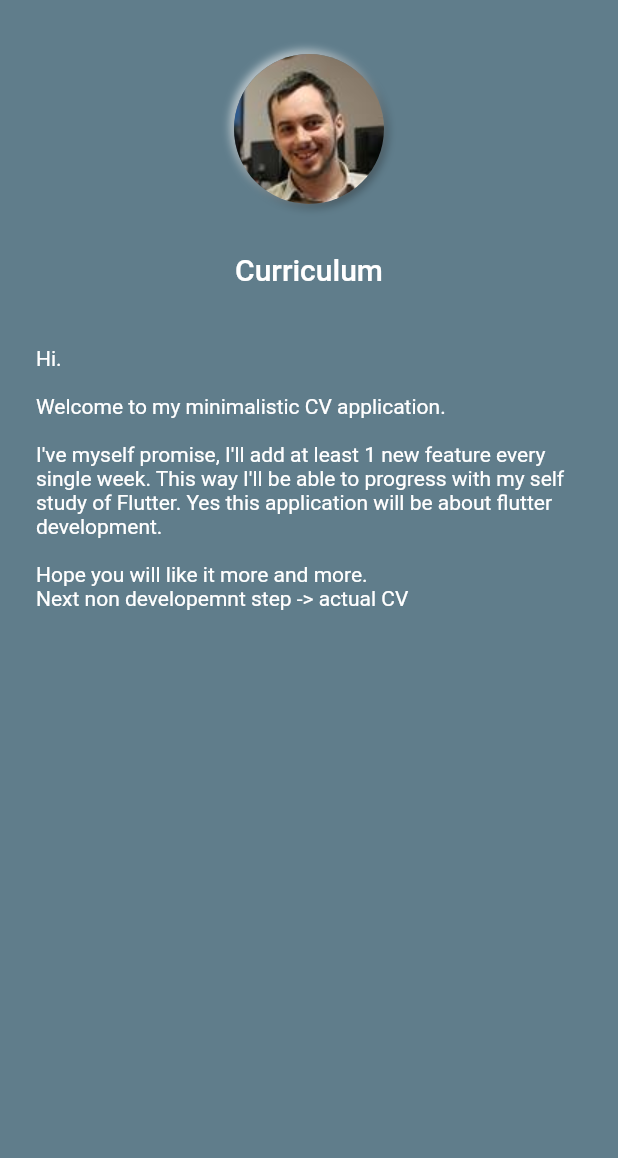
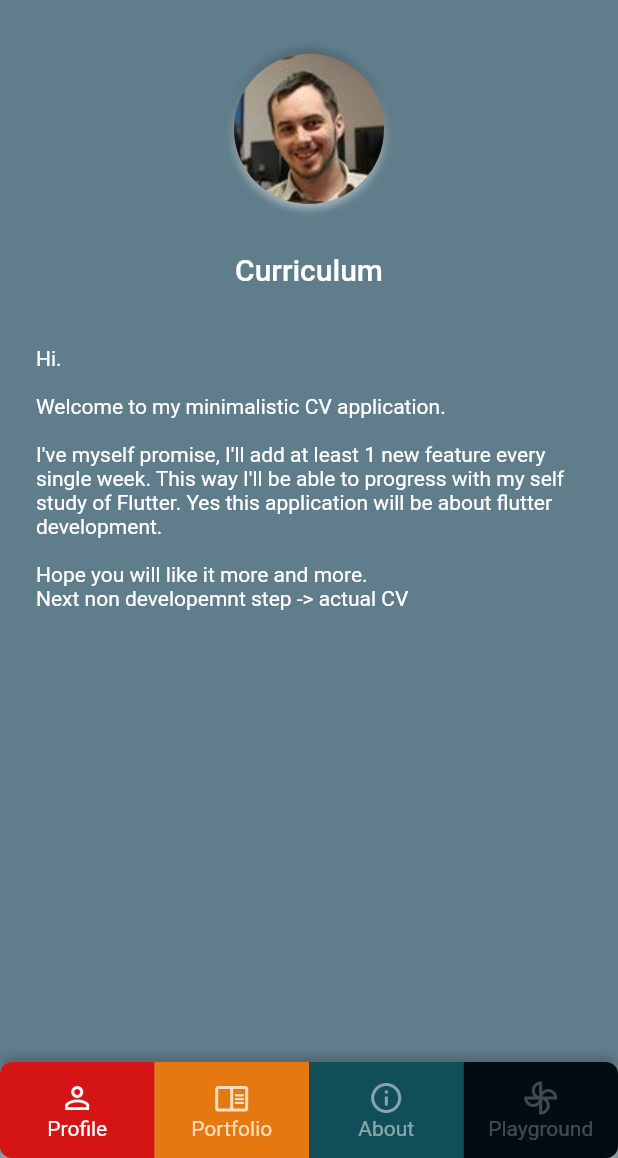
Before and after one commit to MikeGreat/cv, a Flutter app: the screen it shows after launch, on a phone screen of 412 x 824 dp, the part 78-1236 px from its top. Run offline on Flutter 3.47's test engine with Material 2 defaults, Android fonts, the light colour scheme and no system bars; drawn by our look-alikes of flutter_neumorphic; our stand-ins replace google_fonts, transparent_image; Roboto replaces fonts that are missing (Magra); statements that could not run were skipped.

Commit message:
Day 2 - Bottom navigation init
Initialized colorful bottom navigation inspired from dribbble

```diff
--- a/lib/ui/page/landing.dart
+++ b/lib/ui/page/landing.dart
@@ -1,4 +1,5 @@
 import 'package:cv/consts/hero.dart';
+import 'package:cv/ui/widget/colorful_bottom_navigation.dart';
 import 'package:cv/ui/widget/text_logo.dart';
 import 'package:flutter/material.dart';
 import 'package:flutter_neumorphic/flutter_neumorphic.dart';
@@ -9,6 +10,22 @@ class LandingPage extends StatelessWidget {
   @override
   Widget build(BuildContext context) {
     return Scaffold(
+      bottomNavigationBar: Neumorphic(
+        style: NeumorphicStyle(
+            shape: NeumorphicShape.flat,
+            color: Theme.of(context).backgroundColor,
+            lightSource: LightSource.bottom,
+            depth: 4.0),
+        boxShape: NeumorphicBoxShape.roundRect(),
+        child: ColorfulBottomNavigation(
+          children: [
+            ColorfulBottomNavigationItem(image: AssetImage('assets/images/ic_account_outline_white.png'), text: 'Profile', color: Color(0xFFD51515)),
+            ColorfulBottomNavigationItem(image: AssetImage('assets/images/ic_book_open_outline_white.png'), text: 'Portfolio', color: Color(0xFFE57910)),
+            ColorfulBottomNavigationItem(image: AssetImage('assets/images/ic_information_outline_white.png'), text: 'About', color: Color(0xFF104E5A)),
+            ColorfulBottomNavigationItem(image: AssetImage('assets/images/ic_pinwheel_outline_white.png'), text: 'Playground', color: Color(0xFF040B11)),
+          ],
+        ),
+      ),
       body: SafeArea(
           child: Stack(children: [
         Center(
@@ -39,7 +56,7 @@ class LandingPage extends StatelessWidget {
                             style: NeumorphicStyle(
                                 shape: NeumorphicShape.flat,
                                 color: Theme.of(context).backgroundColor,
-                                lightSource: LightSource.topLeft,
+                                lightSource: LightSource.bottom,
                                 depth: 4.0),
                             child: FadeInImage(
                               image: AssetImage('assets/images/profil.jpeg'),
--- /dev/null
+++ b/lib/ui/widget/colorful_bottom_navigation.dart
@@ -0,0 +1,102 @@
+import 'dart:math';
+
+import 'package:flutter/cupertino.dart';
+import 'package:flutter/material.dart';
+
+///
+/// Target visual:
+/// https://dribbble.com/shots/6214624-Colored-Tab-Bar-Interactions
+///
+class ColorfulBottomNavigationItem {
+  final ImageProvider image;
+  final String text;
+  final Color color;
+
+  ColorfulBottomNavigationItem({this.image, this.text, this.color});
+}
+
+class ColorfulBottomNavigation extends StatefulWidget {
+  final Map<int, ColorfulBottomNavigationItem> children;
+
+  ColorfulBottomNavigation({List<ColorfulBottomNavigationItem> children})
+      : this.children = children.asMap();
+
+  @override
+  _ColorfulBottomNavigationState createState() =>
+      _ColorfulBottomNavigationState();
+}
+
+class _ColorfulBottomNavigationState extends State<ColorfulBottomNavigation>
+    with SingleTickerProviderStateMixin {
+  int _selectedPosition = 0;
+
+  AnimationController _animationController;
+
+  @override
+  void initState() {
+    super.initState();
+    _animationController =
+        AnimationController(duration: Duration(milliseconds: 1000), vsync: this);
+  }
+
+  @override
+  Widget build(BuildContext context) {
+    return Container(
+      height: 64,
+      child: Stack(
+        children: <Widget>[
+          Row(
+            children: widget.children.entries
+                .map((entry) => AnimatedBuilder(
+                    animation: _animationController,
+                    builder: (context, child) => Expanded(
+                          flex: 1,
+                          child: Material(
+                            color: entry.value.color,
+                            child: Opacity(
+                                opacity: getOpacity(
+                                    _animationController.value, entry.key),
+                                child: child),
+                          ),
+                        ),
+                    child: InkWell(
+                      splashColor: entry.value.color,
+                      onTap: () {
+                        setState(() {
+                          _selectedPosition = entry.key;
+                          _animationController.animateTo(
+                              (_selectedPosition + 1) / widget.children.length,
+                              curve: Curves.easeInOut);
+                        });
+                      },
+                      child: Padding(
+                        padding: const EdgeInsets.all(12.0),
+                        child: Column(
+                          mainAxisSize: MainAxisSize.min,
+                          children: <Widget>[
+                            Image(image: entry.value.image),
+                            Text(
+                              entry.value.text,
+                              maxLines: 1,
+                            ),
+                          ],
+                        ),
+                      ),
+                    )))
+                .toList(),
+          ),
+        ],
+      ),
+    );
+  }
+
+  int getFlex(double animationValue, int position) {
+    double perfectPosition = (position + 1) / widget.children.length;
+    return (1 - (animationValue - perfectPosition).abs() * 30).round();
+  }
+
+  double getOpacity(double animationValue, int position) {
+    double perfectPosition = (position + 1) / widget.children.length;
+    return min(1.0, (1 - (animationValue - perfectPosition).abs()) + 0.25);
+  }
+}
--- a/pubspec.yaml
+++ b/pubspec.yaml
@@ -4,7 +4,7 @@ description: A new Flutter application.
 version: 1.0.0+1
 
 environment:
-  sdk: ">=2.1.0 <3.0.0"
+  sdk: ">=2.7.0 <3.0.0"
 
 dependencies:
   flutter:
```
Also changed, not shown: assets/images/2.0x/ic_account_outline_white.png (added), assets/images/2.0x/ic_book_open_outline_white.png (added), assets/images/2.0x/ic_information_outline_white.png (added), assets/images/2.0x/ic_pinwheel_outline_white.png (added), assets/images/3.0x/ic_account_outline_white.png (added), assets/images/3.0x/ic_book_open_outline_white.png (added), assets/images/3.0x/ic_information_outline_white.png (added), assets/images/3.0x/ic_pinwheel_outline_white.png (added), assets/images/ic_account_outline_white.png (added), assets/images/ic_book_open_outline_white.png (added), assets/images/ic_information_outline_white.png (added), assets/images/ic_pinwheel_outline_white.png (added), pubspec.lock.
